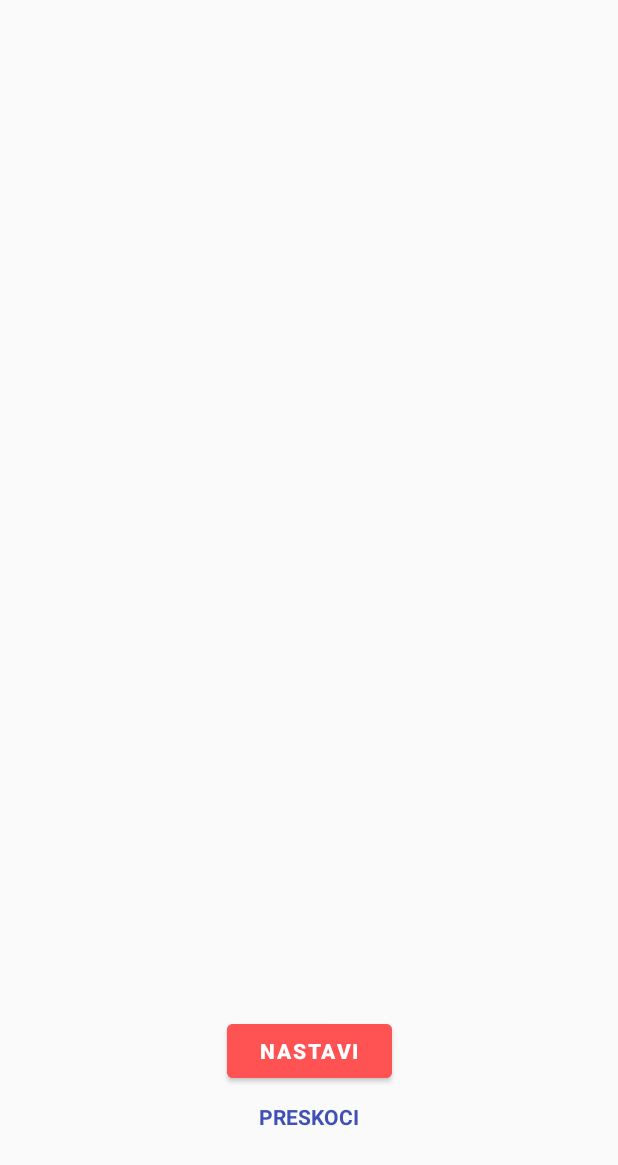
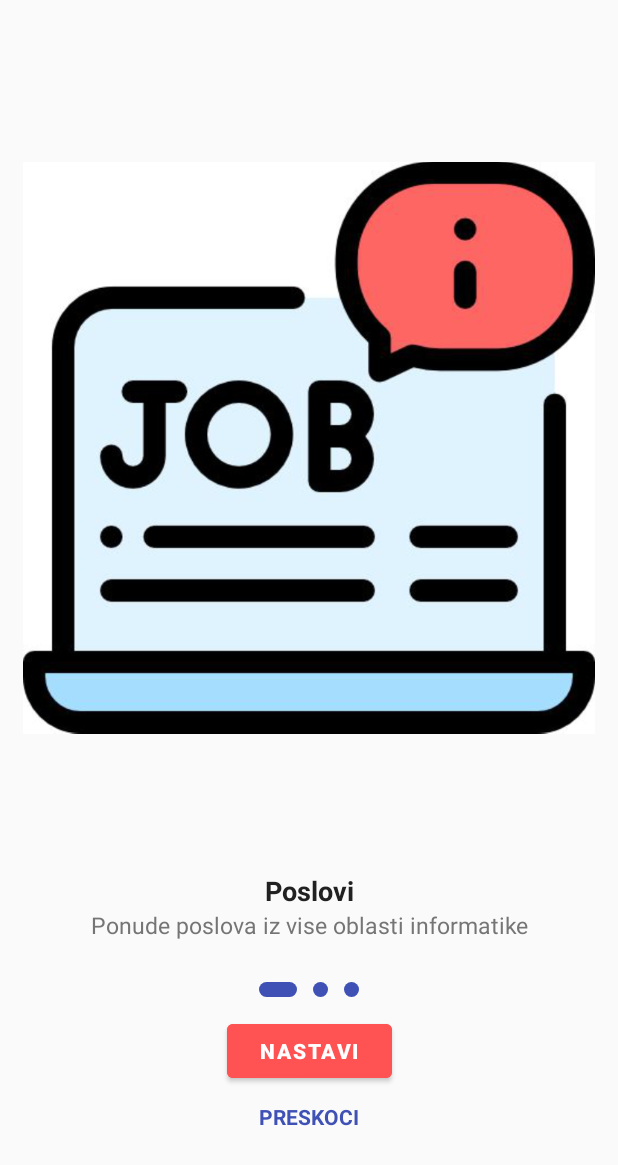
Before and after one commit to marijal74/Student-Debut, an Android app: the screen it shows after launch (MainActivity), on a phone screen of 412 x 824 dp. Shown: the top 1165 px of the screen. Run offline under Robolectric (Android 15) with nearby library versions, the phone set to English and light mode, and no system bars.

Commit message:
zavrsen pocetni layout koji korisnika upoznaje sa aplikacijom

```diff
--- /dev/null
+++ b/StudentDebut/app/src/main/java/com/example/studentdebut/IntroSlide.kt
@@ -0,0 +1,7 @@
+package com.example.studentdebut
+
+data class IntroSlide(
+    val title: String,
+    val description: String,
+    val icon: Int
+)
--- /dev/null
+++ b/StudentDebut/app/src/main/java/com/example/studentdebut/IntroSliderAdapter.kt
@@ -0,0 +1,48 @@
+package com.example.studentdebut
+
+import android.view.LayoutInflater
+import android.view.View
+import android.view.ViewGroup
+import android.widget.ImageView
+import android.widget.TextView
+import androidx.recyclerview.widget.RecyclerView
+import org.w3c.dom.Text
+
+class IntroSliderAdapter(private val introSlides: List<IntroSlide>):
+      RecyclerView.Adapter<IntroSliderAdapter.IntroSlideViewHolder>(){
+
+    override fun onCreateViewHolder(parent: ViewGroup, viewType: Int): IntroSlideViewHolder {
+
+        return IntroSlideViewHolder(
+            LayoutInflater.from(parent.context).inflate(
+                R.layout.slide_item_container,
+                parent,
+                false
+            )
+        )
+
+    }
+
+    override fun getItemCount(): Int {
+
+        return introSlides.size
+
+    }
+
+    override fun onBindViewHolder(holder: IntroSlideViewHolder, position: Int) {
+        holder.bind(introSlides[position])
+    }
+
+    inner class IntroSlideViewHolder(view: View) : RecyclerView.ViewHolder(view){
+
+        private val textTitle = view.findViewById<TextView>(R.id.textTitle)
+        private val textDescription = view.findViewById<TextView>(R.id.textDescription)
+        private val imageIcon = view.findViewById<ImageView>(R.id.imageSlideIcon)
+
+        fun bind(introSlide : IntroSlide) {
+            textTitle.text = introSlide.title
+            textDescription.text = introSlide.description
+            imageIcon.setImageResource(introSlide.icon)
+        }
+    }
+}
--- a/StudentDebut/app/src/main/java/com/example/studentdebut/MainActivity.kt
+++ b/StudentDebut/app/src/main/java/com/example/studentdebut/MainActivity.kt
@@ -2,13 +2,20 @@ package com.example.studentdebut
 
 import android.content.Intent
 import android.graphics.Path
+import android.media.Image
 import android.os.Bundle
 import android.util.Log.d
 import android.view.View
+import android.view.ViewGroup.LayoutParams.WRAP_CONTENT
 import android.widget.CheckBox
+import android.widget.ImageView
+import android.widget.LinearLayout
 import androidx.appcompat.app.AppCompatActivity
 import kotlinx.android.synthetic.main.activity_main.*
 import androidx.constraintlayout.widget.ConstraintLayout
+import androidx.core.content.ContextCompat
+import androidx.core.view.get
+import androidx.viewpager2.widget.ViewPager2
 import com.example.studentdebut.Common.HTTPDataHandler
 import com.example.studentdebut.Database.JobsViewModel
 import com.example.studentdebut.Database.jobItem
@@ -22,16 +29,105 @@ import kotlinx.android.synthetic.main.activity_options.*
 
 class MainActivity() : AppCompatActivity() {
 
+    private val introSliderAdapter = IntroSliderAdapter(
+        listOf(
+            IntroSlide(
+                "Poslovi",
+                "Ponude poslova iz vise oblasti informatike",
+                R.drawable.job
+
+            ),
+            IntroSlide(
+                "Prakse",
+                "Prakse iz razlicitih oblasti informatike",
+                R.drawable.internship
+            ),
+            IntroSlide(
+                "Stipendije",
+                "Ponuda stipendija iz oblasti informatike i matematike",
+                R.drawable.scholarship
+            )
+        )
+    )
 
     override fun onCreate(savedInstanceState: Bundle?) {
         super.onCreate(savedInstanceState)
         setContentView(R.layout.activity_main)
 
+        introSliderViewPager.adapter = introSliderAdapter
+        setupIndicators()
+        setCurrentIndicator(0)
+        introSliderViewPager.registerOnPageChangeCallback(object :
+            ViewPager2.OnPageChangeCallback(){
+
+            override fun onPageSelected(position: Int) {
+                super.onPageSelected(position)
+                setCurrentIndicator(position)
+            }
+
+        })
+
+        buttonNext.setOnClickListener{
+            if(introSliderViewPager.currentItem + 1 < introSliderAdapter.itemCount){
+                introSliderViewPager.currentItem += 1
+            }else{
+                Intent(applicationContext, Options::class.java).also {
+                    startActivity(it)
+                    //TODO: probajte da skinete komentar sa finish pa vidite hocemo li da zadrzimo ponasanje ili ne
+                    //finish()
+                }
+            }
+        }
         textSkipIntro.setOnClickListener() {
-            val i = Intent(this, Options::class.java)
-            startActivity(i)
+            Intent(applicationContext, Options::class.java).also {
+                startActivity(it)
+                //TODO: probajte da skinete komentar sa finish pa vidite hocemo li da zadrzimo ponasanje ili ne
+                //finish()
+            }
         }
     }
 
+    private fun setupIndicators(){
+        val indicators = arrayOfNulls<ImageView>(introSliderAdapter.itemCount)
+        val layoutParams: LinearLayout.LayoutParams =
+            LinearLayout.LayoutParams(WRAP_CONTENT, WRAP_CONTENT)
+        layoutParams.setMargins(8, 0, 8, 0)
+        for(i in indicators.indices){
+            indicators[i] = ImageView(applicationContext)
+            indicators[i].apply {
+                this?.setImageDrawable(
+                    ContextCompat.getDrawable(
+                        applicationContext,
+                        R.drawable.indicator_inactive
+                    )
+                )
+                this?.layoutParams = layoutParams
+            }
+            indicatorsContainer.addView(indicators[i])
+        }
+    }
 
+    private fun setCurrentIndicator(index: Int){
+        val childCount = indicatorsContainer.childCount
+        for(i in 0 until childCount){
+            val imageView = indicatorsContainer[i] as ImageView
+            if(i == index) {
+                imageView.setImageDrawable(
+                    ContextCompat.getDrawable(
+                        applicationContext,
+                        R.drawable.indicator_active
+                    )
+                )
+            }else{
+
+                imageView.setImageDrawable(
+                    ContextCompat.getDrawable(
+                        applicationContext,
+                        R.drawable.indicator_inactive
+                    )
+                )
+
+            }
+        }
+    }
 }
--- /dev/null
+++ b/StudentDebut/app/src/main/res/drawable/indicator_active.xml
@@ -0,0 +1,11 @@
+<?xml version="1.0" encoding="utf-8"?>
+<shape xmlns:android="http://schemas.android.com/apk/res/android"
+    android:shape="rectangle">
+
+    <solid android:color="@color/colorPrimary" />
+    <size
+        android:width="25dp"
+        android:height="10dp"/>
+    <corners android:radius="20dp" />
+
+</shape>
--- /dev/null
+++ b/StudentDebut/app/src/main/res/drawable/indicator_inactive.xml
@@ -0,0 +1,10 @@
+<?xml version="1.0" encoding="utf-8"?>
+<shape xmlns:android="http://schemas.android.com/apk/res/android"
+    android:shape="oval">
+
+    <solid android:color="@color/colorPrimary" />
+    <size
+        android:width="10dp"
+        android:height="10dp"/>
+
+</shape>
--- a/StudentDebut/app/src/main/res/layout/activity_main.xml
+++ b/StudentDebut/app/src/main/res/layout/activity_main.xml
@@ -42,7 +42,7 @@
         android:gravity="center"
         android:layout_marginBottom="12dp"
         android:orientation="horizontal"
-        app:layout_constraintBottom_toTopOf="parent"/>
+        app:layout_constraintBottom_toTopOf="@id/buttonNext"/>
 
     <androidx.viewpager2.widget.ViewPager2
         android:id="@+id/introSliderViewPager"
--- /dev/null
+++ b/StudentDebut/app/src/main/res/layout/slide_item_container.xml
@@ -0,0 +1,35 @@
+<?xml version="1.0" encoding="utf-8"?>
+<LinearLayout xmlns:android="http://schemas.android.com/apk/res/android"
+    android:layout_width="match_parent"
+    android:layout_height="match_parent"
+    android:orientation="vertical"
+    android:padding="15dp">
+
+    <ImageView
+        android:id="@+id/imageSlideIcon"
+        android:layout_width="match_parent"
+        android:layout_height="0dp"
+        android:layout_weight="1"
+        android:contentDescription="@string/app_name"/>
+
+    <TextView
+        android:id="@+id/textTitle"
+        android:layout_width="match_parent"
+        android:layout_height="wrap_content"
+        android:gravity="center"
+        android:text="Title Text"
+        android:textColor="@color/colorTextPrimary"
+        android:textSize="18sp"
+        android:textStyle="bold"/>
+
+    <TextView
+        android:id="@+id/textDescription"
+        android:layout_width="match_parent"
+        android:layout_height="wrap_content"
+        android:gravity="center"
+        android:layout_marginStart="10dp"
+        android:layout_marginEnd="10dp"
+        android:text="Description Text"
+        android:textColor="@color/colorTextSecondary"
+        android:textSize="15sp"/>
+</LinearLayout>
```
Also changed, not shown: StudentDebut/app/src/main/res/drawable/internship.png (added), StudentDebut/app/src/main/res/drawable/job.png (added), StudentDebut/app/src/main/res/drawable/scholarship.png (added).
